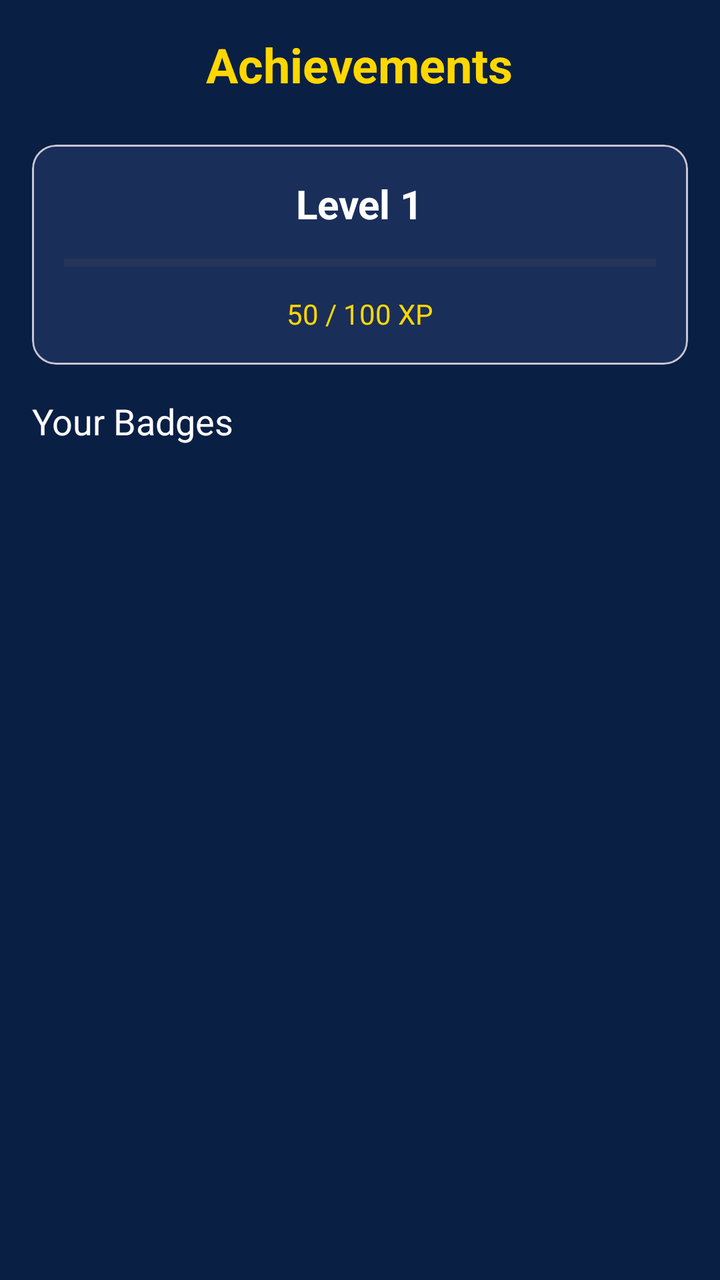
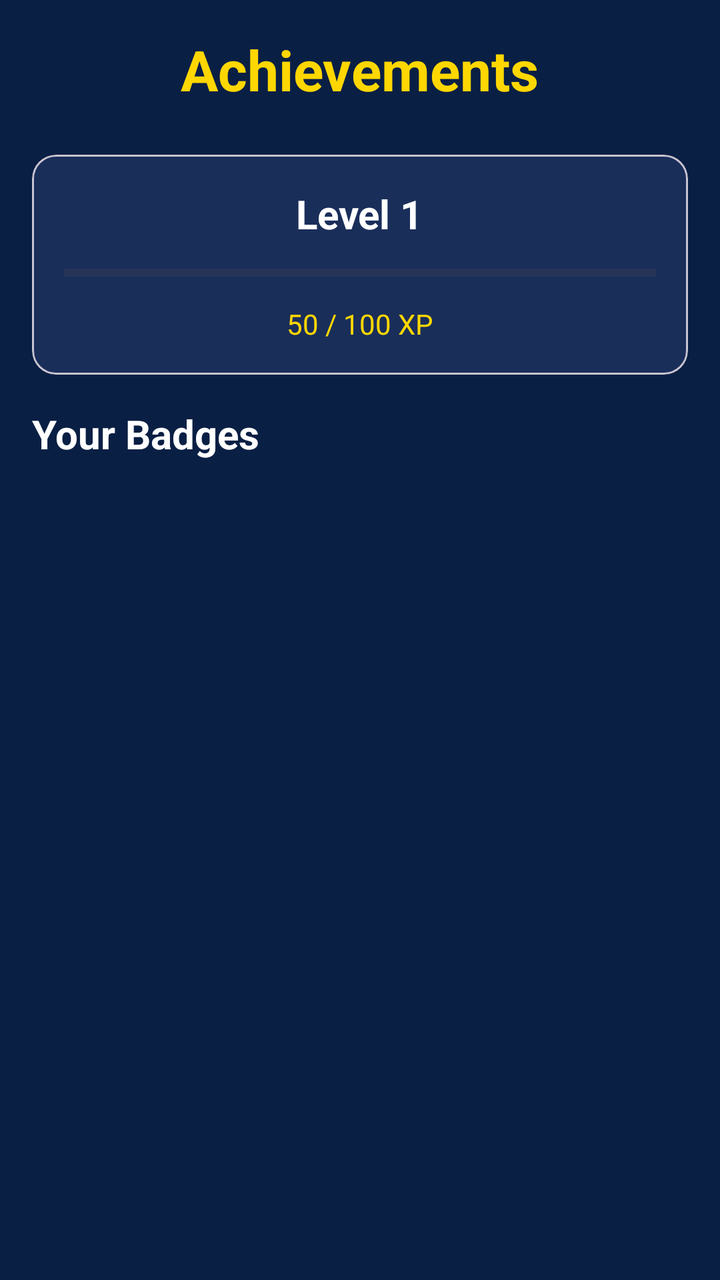

Two renders of the same Android screen: before a commit and after it. Below are the layout's source before the change and the commit's diff.
<!-- AndroidManifest.xml: application theme Theme.CoinQuest -->
<!-- res/layout/activity_gamification.xml -->
<?xml version="1.0" encoding="utf-8"?>
<ScrollView xmlns:android="http://schemas.android.com/apk/res/android"
    xmlns:app="http://schemas.android.com/apk/res-auto"
    android:layout_width="match_parent"
    android:layout_height="match_parent"
    android:background="#0A1F44">

    <LinearLayout
        android:layout_width="match_parent"
        android:layout_height="wrap_content"
        android:orientation="vertical"
        android:padding="16dp">

        <TextView
            android:layout_width="wrap_content"
            android:layout_height="wrap_content"
            android:text="Achievements"
            android:textColor="#FFD700"
            android:textSize="24sp"
            android:textStyle="bold"
            android:layout_gravity="center"
            android:layout_marginBottom="24dp"/>

        <com.google.android.material.card.MaterialCardView
            android:layout_width="match_parent"
            android:layout_height="wrap_content"
            android:layout_marginBottom="16dp"
            app:cardBackgroundColor="#1A2E5A">

            <LinearLayout
                android:layout_width="match_parent"
                android:layout_height="wrap_content"
                android:orientation="vertical"
                android:padding="16dp"
                android:gravity="center">

                <TextView
                    android:id="@+id/tvLevel"
                    android:layout_width="wrap_content"
                    android:layout_height="wrap_content"
                    android:text="Level 1"
                    android:textColor="#FFFFFF"
                    android:textSize="20sp"
                    android:textStyle="bold"/>

                <ProgressBar
                    android:id="@+id/pbXp"
                    style="?android:attr/progressBarStyleHorizontal"
                    android:layout_width="match_parent"
                    android:layout_height="wrap_content"
                    android:progressTint="#FFD700"
                    android:layout_marginTop="8dp"
                    android:layout_marginBottom="8dp"/>

                <TextView
                    android:id="@+id/tvXp"
                    android:layout_width="wrap_content"
                    android:layout_height="wrap_content"
                    android:text="50 / 100 XP"
                    android:textColor="#FFD700"/>
            </LinearLayout>
        </com.google.android.material.card.MaterialCardView>

        <TextView
            android:layout_width="wrap_content"
            android:layout_height="wrap_content"
            android:text="Your Badges"
            android:textColor="#FFFFFF"
            android:textSize="18sp"
            android:layout_marginBottom="8dp"/>

        <androidx.recyclerview.widget.RecyclerView
            android:id="@+id/rvBadges"
            android:layout_width="match_parent"
            android:layout_height="wrap_content"
            app:layoutManager="androidx.recyclerview.widget.GridLayoutManager"
            app:spanCount="3"/>

    </LinearLayout>
</ScrollView>
<!-- resources referenced by this layout -->
<resources>
  <style name="Theme.CoinQuest" parent="Base.Theme.CoinQuest" />
  <style name="Base.Theme.CoinQuest" parent="Theme.Material3.DayNight.NoActionBar">
          <item name="colorPrimary">@color/gold</item>
          <item name="colorOnPrimary">@color/navy</item>
          <item name="android:statusBarColor">@color/navy</item>
      </style>
  <color name="gold">#FFD700</color>
  <color name="navy">#0A1F44</color>
</resources>

<!-- the commit's change to res/layout/activity_gamification.xml (unified diff, before → after) -->
@@ -15,9 +15,7 @@
             android:layout_width="wrap_content"
             android:layout_height="wrap_content"
             android:text="Achievements"
-            android:textColor="#FFD700"
-            android:textSize="24sp"
-            android:textStyle="bold"
+            style="@style/TextAppearance.CoinQuest.Headline"
             android:layout_gravity="center"
             android:layout_marginBottom="24dp"/>
 
@@ -39,9 +37,7 @@
                     android:layout_width="wrap_content"
                     android:layout_height="wrap_content"
                     android:text="Level 1"
-                    android:textColor="#FFFFFF"
-                    android:textSize="20sp"
-                    android:textStyle="bold"/>
+                    style="@style/TextAppearance.CoinQuest.Title"/>
 
                 <ProgressBar
                     android:id="@+id/pbXp"
@@ -65,8 +61,7 @@
             android:layout_width="wrap_content"
             android:layout_height="wrap_content"
             android:text="Your Badges"
-            android:textColor="#FFFFFF"
-            android:textSize="18sp"
+            style="@style/TextAppearance.CoinQuest.Title"
             android:layout_marginBottom="8dp"/>
 
         <androidx.recyclerview.widget.RecyclerView
<!-- resource entries referenced after the edit -->
@@ -1,12 +1,36 @@
 <!-- resources referenced by this layout -->
 <resources>
+  <style name="TextAppearance.CoinQuest.Headline" parent="TextAppearance.Material3.HeadlineLarge">
+          <item name="android:textSize">@dimen/text_size_headline</item>
+          <item name="android:textStyle">bold</item>
+          <item name="android:textColor">@color/gold</item>
+      </style>
+  <style name="TextAppearance.CoinQuest.Title" parent="TextAppearance.Material3.TitleLarge">
+          <item name="android:textSize">@dimen/text_size_title</item>
+          <item name="android:textStyle">bold</item>
+          <item name="android:textColor">@color/white</item>
+      </style>
   <style name="Theme.CoinQuest" parent="Base.Theme.CoinQuest" />
+  <dimen name="text_size_headline">28sp</dimen>
   <style name="Base.Theme.CoinQuest" parent="Theme.Material3.DayNight.NoActionBar">
           <item name="colorPrimary">@color/gold</item>
           <item name="colorOnPrimary">@color/navy</item>
           <item name="android:statusBarColor">@color/navy</item>
+  
+          
+          <item name="textAppearanceHeadlineLarge">@style/TextAppearance.CoinQuest.Headline</item>
+          <item name="textAppearanceTitleLarge">@style/TextAppearance.CoinQuest.Title</item>
+          <item name="textAppearanceBodyLarge">@style/TextAppearance.CoinQuest.Body</item>
       </style>
   <color name="gold">#FFD700</color>
+  <dimen name="text_size_title">20sp</dimen>
+  <color name="white">#FFFFFF</color>
   <color name="navy">#0A1F44</color>
+  <style name="TextAppearance.CoinQuest.Body" parent="TextAppearance.Material3.BodyLarge">
+          <item name="android:textSize">@dimen/text_size_body</item>
+          <item name="android:textStyle">normal</item>
+          <item name="android:textColor">@color/white</item>
+      </style>
+  <dimen name="text_size_body">16sp</dimen>
 </resources>
 
